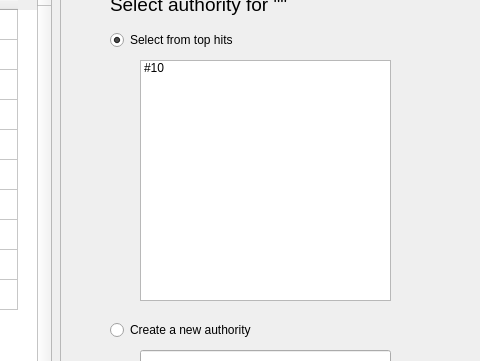
Old version of the form mainwindow.ui in the repository NumerousHats/authoritizer; both pictures show x 630 to 1110 and y 86 to 447 of the 1110 by 545 pixel window.
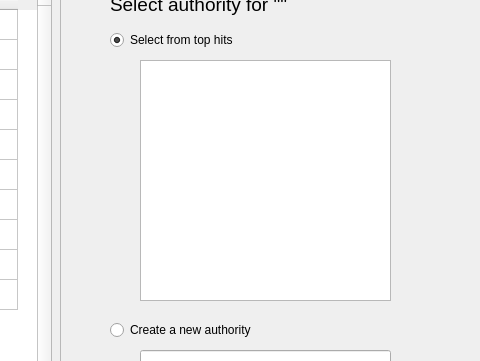
New version of the form.

```diff
--- a/mainwindow.ui
+++ b/mainwindow.ui
@@ -134,56 +134,6 @@
       <height>0</height>
      </size>
     </property>
-    <item>
-     <property name="text">
-      <string>#1</string>
-     </property>
-    </item>
-    <item>
-     <property name="text">
-      <string>#2</string>
-     </property>
-    </item>
-    <item>
-     <property name="text">
-      <string>#3</string>
-     </property>
-    </item>
-    <item>
-     <property name="text">
-      <string>#4</string>
-     </property>
-    </item>
-    <item>
-     <property name="text">
-      <string>#5</string>
-     </property>
-    </item>
-    <item>
-     <property name="text">
-      <string>#6</string>
-     </property>
-    </item>
-    <item>
-     <property name="text">
-      <string>#7</string>
-     </property>
-    </item>
-    <item>
-     <property name="text">
-      <string>#8</string>
-     </property>
-    </item>
-    <item>
-     <property name="text">
-      <string>#9</string>
-     </property>
-    </item>
-    <item>
-     <property name="text">
-      <string>#10</string>
-     </property>
-    </item>
    </widget>
    <widget class="QRadioButton" name="selecttop_rb">
     <property name="geometry">
```
